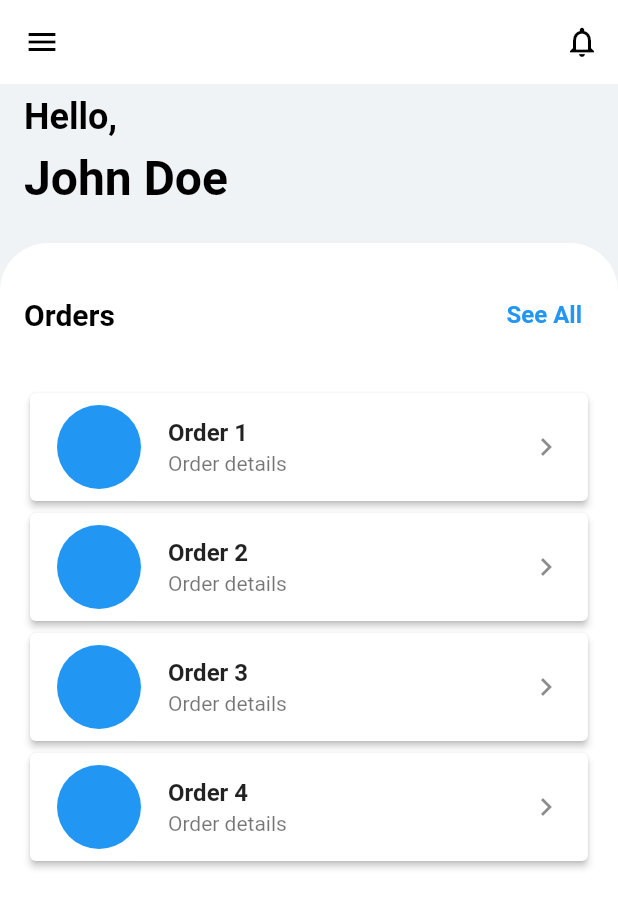
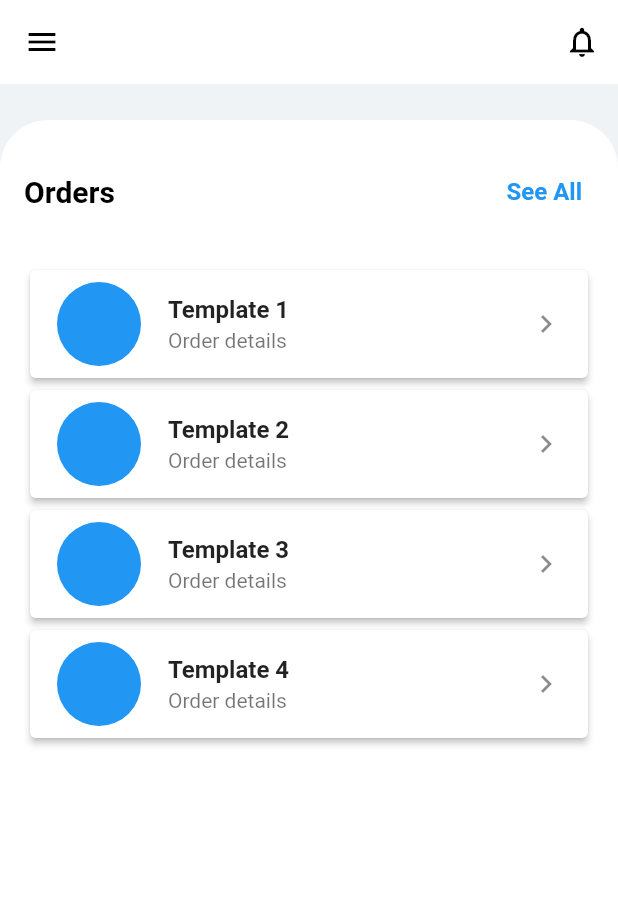
Before and after one commit to mirosh-kavinda/countmein, a Flutter app: the HomePage screen opened by its route, on a phone screen of 412 x 824 dp. Shown: the top 908 px of the screen. Run offline on Flutter 3.47's test engine with Material 2 defaults, Android fonts, the phone set to English and light mode, and no system bars; our stand-ins replace email_validator, image_picker.

Commit message:
make folder architecture in more convinient ways

```diff
--- a/lib/main.dart
+++ b/lib/main.dart
@@ -1,20 +1,15 @@
 import 'package:flutter/material.dart';
-import 'package:countmein/components/login_page.dart';
-import 'package:countmein/template_page.dart';
-import 'package:countmein/counting_page.dart';
-import 'order_details_page.dart';
-
-
-
+import 'package:countmein/auth/login_page.dart';
+import 'package:countmein/pages/template_page.dart';
+import 'package:countmein/pages/counting_page.dart';
+import 'package:countmein/pages/order_details_page.dart';
 
 void main() {
   runApp(const CountMeIn());
 }
 
-
 class CountMeIn extends StatelessWidget {
   const CountMeIn({Key? key}) : super(key: key);
-
 
   @override
   Widget build(BuildContext context) {
@@ -68,28 +63,6 @@ class HomePage extends StatelessWidget {
       body: Column(
         crossAxisAlignment: CrossAxisAlignment.stretch,
         children: [
-          const Padding(
-            padding: EdgeInsets.symmetric(horizontal: 16.0, vertical: 8.0),
-            child: Text(
-              'Hello,',
-              style: TextStyle(
-                fontSize: 24.0,
-                fontWeight: FontWeight.bold,
-                color: Colors.black,
-              ),
-            ),
-          ),
-          const Padding(
-            padding: EdgeInsets.symmetric(horizontal: 16.0),
-            child: Text(
-              'John Doe',
-              style: TextStyle(
-                fontSize: 32.0,
-                fontWeight: FontWeight.bold,
-                color: Colors.black,
-              ),
-            ),
-          ),
           const SizedBox(height: 24.0),
           Expanded(
             child: Container(
@@ -154,7 +127,7 @@ class HomePage extends StatelessWidget {
                                 ),
                               ),
                               title: Text(
-                                'Order ${index + 1}',
+                                'Template ${index + 1}',
                                 style: const TextStyle(
                                   fontWeight: FontWeight.bold,
                                 ),
--- a/lib/load_image.dart
+++ b/lib/pages/load_image.dart
@@ -1,5 +1,4 @@
 import 'package:flutter/material.dart';
-// ignore: depend_on_referenced_packages
 import 'package:image_picker/image_picker.dart';
 import 'dart:io';
 
--- a/pubspec.yaml
+++ b/pubspec.yaml
@@ -12,7 +12,7 @@ dependencies:
     sdk: flutter
 
   email_validator: ^2.0.1
-  image_picker: ^0.8.5+3
+  image_picker: ^1.0.4
   cupertino_icons: ^1.0.6
   firebase_core: ^2.18.0
 
@@ -21,7 +21,6 @@ dev_dependencies:
     sdk: flutter
 
   flutter_lints: ^2.0.0
-  image_picker: ^0.8.4+3
   flutter_svg: ^1.0.8
 
 # The following section is specific to Flutter.
```
Also changed, not shown: lib/auth/forget_password_page.dart (renamed from lib/components/forget_password_page.dart, +5 -5 lines), lib/auth/login_page.dart (renamed from lib/components/login_page.dart, +14 -15 lines), lib/auth/signup_page.dart (renamed from lib/components/signup_page.dart, +5 -6 lines), lib/pages/home_page.dart (renamed from lib/home_page.dart, +1 -27 lines), lib/pages/order_details.dart (renamed from lib/order_details.dart, +22 -0 lines), lib/pages/order_details_page.dart (renamed from lib/order_details_page.dart, +19 -19 lines), lib/auth/common/custom_form_button.dart (renamed from lib/components/common/custom_form_button.dart), lib/auth/common/custom_input_field.dart (renamed from lib/components/common/custom_input_field.dart), lib/auth/common/page_header.dart (renamed from lib/components/common/page_header.dart), lib/auth/common/page_heading.dart (renamed from lib/components/common/page_heading.dart), lib/pages/counting_page.dart (renamed from lib/counting_page.dart), lib/pages/defect_track.dart (renamed from lib/defect_track.dart), lib/pages/template_page.dart (renamed from lib/template_page.dart), lib/pages/template_select.dart (renamed from lib/template_select.dart), 1 more files.
